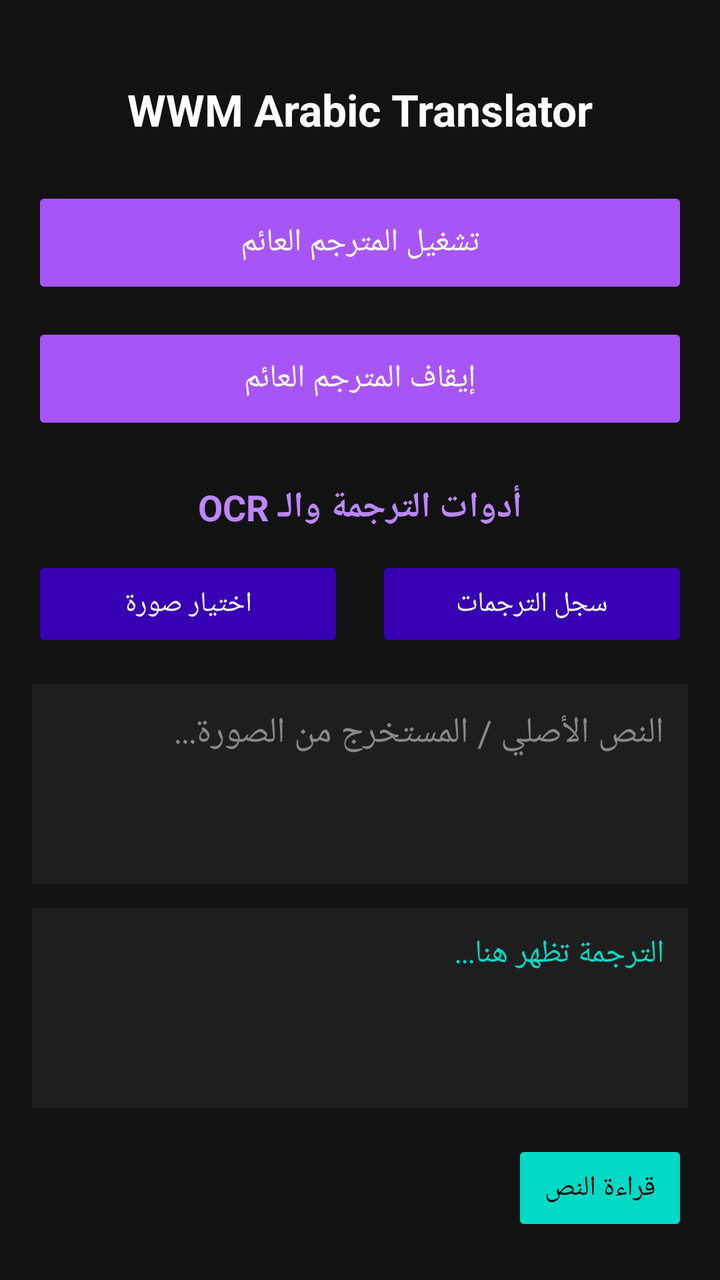
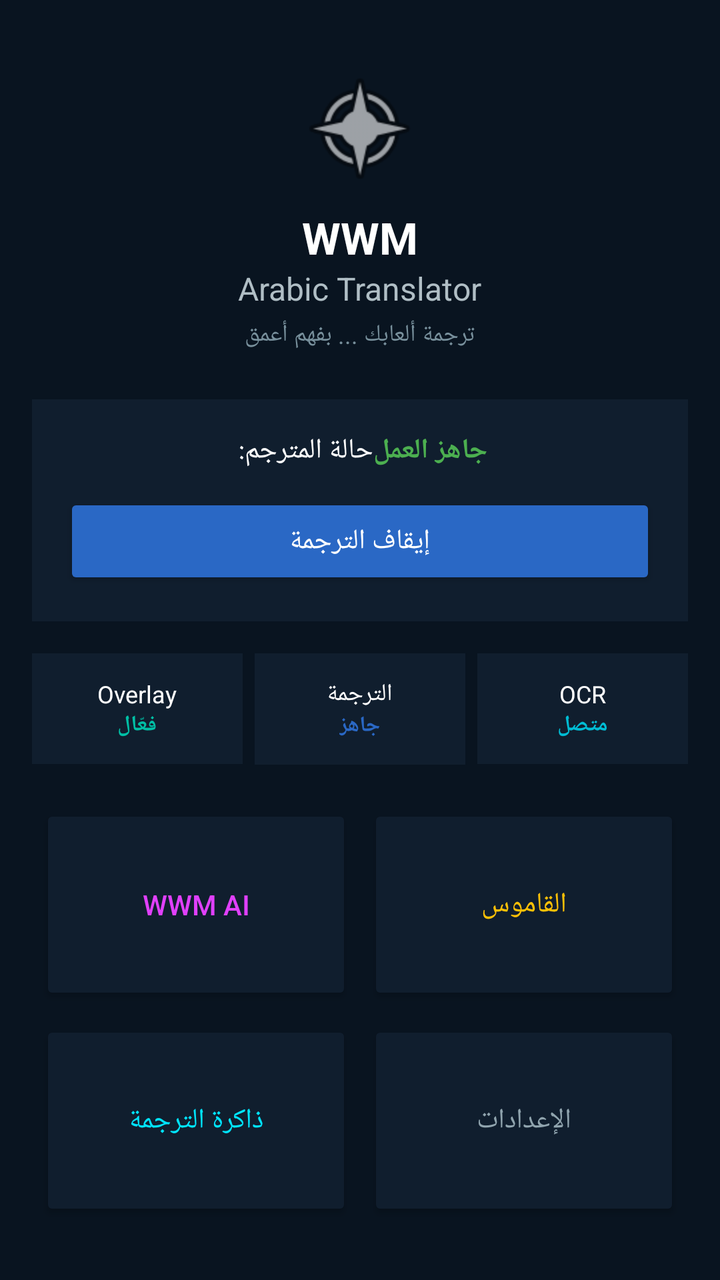

An Android layout rendered at two revisions. The XML below is the earlier revision; the diff shows what the commit changed to produce the second picture.
<!-- AndroidManifest.xml: application theme Theme.MaterialComponents.DayNight.NoActionBar -->
<!-- res/layout/activity_main.xml -->
<?xml version="1.0" encoding="utf-8"?>
<ScrollView xmlns:android="http://schemas.android.com/apk/res/android"
    xmlns:app="http://schemas.android.com/apk/res-auto"
    android:layout_width="match_parent"
    android:layout_height="match_parent"
    android:background="#121212"
    android:padding="16dp">

    <LinearLayout
        android:layout_width="match_parent"
        android:layout_height="wrap_content"
        android:orientation="vertical"
        android:gravity="center_horizontal">

        <TextView
            android:id="@+id/tvTitle"
            android:layout_width="wrap_content"
            android:layout_height="wrap_content"
            android:layout_marginTop="24dp"
            android:layout_marginBottom="24dp"
            android:text="WWM Arabic Translator"
            android:textColor="#FFFFFF"
            android:textSize="22sp"
            android:textStyle="bold" />

        
        <Button
            android:id="@+id/btnStartService"
            android:layout_width="match_parent"
            android:layout_height="56dp"
            android:layout_marginBottom="12dp"
            android:backgroundTint="#A855F7"
            android:text="تشغيل المترجم العائم"
            android:textColor="#FFFFFF"
            android:textSize="16sp" />

        <Button
            android:id="@+id/btnStopService"
            android:layout_width="match_parent"
            android:layout_height="56dp"
            android:layout_marginBottom="24dp"
            android:backgroundTint="#A855F7"
            android:text="إيقاف المترجم العائم"
            android:textColor="#FFFFFF"
            android:textSize="16sp" />

        
        <TextView
            android:layout_width="wrap_content"
            android:layout_height="wrap_content"
            android:layout_marginBottom="12dp"
            android:text="أدوات الترجمة والـ OCR"
            android:textColor="#BB86FC"
            android:textSize="18sp"
            android:textStyle="bold" />

        <LinearLayout
            android:layout_width="match_parent"
            android:layout_height="wrap_content"
            android:orientation="horizontal"
            android:layout_marginBottom="16dp">

            <Button
                android:id="@+id/btnPickImage"
                android:layout_width="0dp"
                android:layout_height="wrap_content"
                android:layout_weight="1"
                android:layout_marginEnd="8dp"
                android:backgroundTint="#3700B3"
                android:text="اختيار صورة"
                android:textColor="#FFFFFF" />

            <Button
                android:id="@+id/btnHistory"
                android:layout_width="0dp"
                android:layout_height="wrap_content"
                android:layout_weight="1"
                android:layout_marginStart="8dp"
                android:backgroundTint="#3700B3"
                android:text="سجل الترجمات"
                android:textColor="#FFFFFF" />
        </LinearLayout>

        
        <EditText
            android:id="@+id/etSourceText"
            android:layout_width="match_parent"
            android:layout_height="100dp"
            android:layout_marginBottom="12dp"
            android:background="#1E1E1E"
            android:gravity="top|start"
            android:hint="النص الأصلي / المستخرج من الصورة..."
            android:padding="12dp"
            android:textColor="#FFFFFF"
            android:textColorHint="#888888" />

        
        <TextView
            android:id="@+id/tvTranslatedText"
            android:layout_width="match_parent"
            android:layout_height="100dp"
            android:layout_marginBottom="16dp"
            android:background="#1E1E1E"
            android:gravity="top|start"
            android:padding="12dp"
            android:text="الترجمة تظهر هنا..."
            android:textColor="#03DAC6"
            android:textSize="16sp" />

        
        <LinearLayout
            android:layout_width="match_parent"
            android:layout_height="wrap_content"
            android:orientation="horizontal"
            android:gravity="end">

            <Button
                android:id="@+id/btnSpeak"
                android:layout_width="wrap_content"
                android:layout_height="wrap_content"
                android:backgroundTint="#03DAC6"
                android:text="قراءة النص"
                android:textColor="#000000" />
        </LinearLayout>

    </LinearLayout>
</ScrollView>
<!-- resources referenced by this layout -->
<resources>
  <style name="Theme.MaterialComponents.DayNight.NoActionBar" parent="Theme.AppCompat.Light.NoActionBar">
          <item name="colorPrimary">#6200EE</item>
      </style>
</resources>

<!-- the commit's change to res/layout/activity_main.xml (unified diff, before → after) -->
@@ -3,125 +3,225 @@
     xmlns:app="http://schemas.android.com/apk/res-auto"
     android:layout_width="match_parent"
     android:layout_height="match_parent"
-    android:background="#121212"
-    android:padding="16dp">
+    android:background="#091420"
+    android:fillViewport="true">
 
     <LinearLayout
         android:layout_width="match_parent"
         android:layout_height="wrap_content"
         android:orientation="vertical"
+        android:padding="16dp"
         android:gravity="center_horizontal">
 
+        
+        <ImageView
+            android:layout_width="64dp"
+            android:layout_height="64dp"
+            android:layout_marginTop="16dp"
+            android:src="@android:drawable/ic_menu_compass"
+            app:tint="#4A90E2" />
+
         <TextView
-            android:id="@+id/tvTitle"
             android:layout_width="wrap_content"
             android:layout_height="wrap_content"
-            android:layout_marginTop="24dp"
-            android:layout_marginBottom="24dp"
-            android:text="WWM Arabic Translator"
+            android:layout_marginTop="8dp"
+            android:text="WWM"
             android:textColor="#FFFFFF"
             android:textSize="22sp"
             android:textStyle="bold" />
 
-        
-        <Button
-            android:id="@+id/btnStartService"
-            android:layout_width="match_parent"
-            android:layout_height="56dp"
-            android:layout_marginBottom="12dp"
-            android:backgroundTint="#A855F7"
-            android:text="تشغيل المترجم العائم"
-            android:textColor="#FFFFFF"
-            android:textSize="16sp" />
-
-        <Button
-            android:id="@+id/btnStopService"
-            android:layout_width="match_parent"
-            android:layout_height="56dp"
-            android:layout_marginBottom="24dp"
-            android:backgroundTint="#A855F7"
-            android:text="إيقاف المترجم العائم"
-            android:textColor="#FFFFFF"
-            android:textSize="16sp" />
-
-        
         <TextView
             android:layout_width="wrap_content"
             android:layout_height="wrap_content"
-            android:layout_marginBottom="12dp"
-            android:text="أدوات الترجمة والـ OCR"
-            android:textColor="#BB86FC"
-            android:textSize="18sp"
-            android:textStyle="bold" />
-
+            android:text="Arabic Translator"
+            android:textColor="#B0BEC5"
+            android:textSize="16sp" />
+
+        <TextView
+            android:layout_width="wrap_content"
+            android:layout_height="wrap_content"
+            android:layout_marginTop="4dp"
+            android:text="ترجمة ألعابك ... بفهم أعمق"
+            android:textColor="#78909C"
+            android:textSize="12sp" />
+
+        
         <LinearLayout
             android:layout_width="match_parent"
             android:layout_height="wrap_content"
-            android:orientation="horizontal"
-            android:layout_marginBottom="16dp">
-
-            <Button
-                android:id="@+id/btnPickImage"
-                android:layout_width="0dp"
-                android:layout_height="wrap_content"
-                android:layout_weight="1"
-                android:layout_marginEnd="8dp"
-                android:backgroundTint="#3700B3"
-                android:text="اختيار صورة"
-                android:textColor="#FFFFFF" />
-
-            <Button
-                android:id="@+id/btnHistory"
-                android:layout_width="0dp"
-                android:layout_height="wrap_content"
-                android:layout_weight="1"
-                android:layout_marginStart="8dp"
-                android:backgroundTint="#3700B3"
-                android:text="سجل الترجمات"
+            android:layout_marginTop="24dp"
+            android:background="#101E2E"
+            android:orientation="vertical"
+            android:padding="16dp">
+
+            <LinearLayout
+                android:layout_width="wrap_content"
+                android:layout_height="wrap_content"
+                android:layout_gravity="center"
+                android:orientation="horizontal">
+
+                <TextView
+                    android:layout_width="wrap_content"
+                    android:layout_height="wrap_content"
+                    android:text="حالة المترجم: "
+                    android:textColor="#FFFFFF"
+                    android:textSize="14sp" />
+
+                <TextView
+                    android:id="@+id/tvServiceStatus"
+                    android:layout_width="wrap_content"
+                    android:layout_height="wrap_content"
+                    android:text="جاهز العمل"
+                    android:textColor="#4CAF50"
+                    android:textSize="14sp"
+                    android:textStyle="bold" />
+            </LinearLayout>
+
+            <Button
+                android:id="@+id/btnToggleService"
+                android:layout_width="match_parent"
+                android:layout_height="wrap_content"
+                android:layout_marginTop="12dp"
+                android:backgroundTint="#2A68C5"
+                android:text="إيقاف الترجمة"
                 android:textColor="#FFFFFF" />
         </LinearLayout>
 
         
-        <EditText
-            android:id="@+id/etSourceText"
-            android:layout_width="match_parent"
-            android:layout_height="100dp"
-            android:layout_marginBottom="12dp"
-            android:background="#1E1E1E"
-            android:gravity="top|start"
-            android:hint="النص الأصلي / المستخرج من الصورة..."
-            android:padding="12dp"
-            android:textColor="#FFFFFF"
-            android:textColorHint="#888888" />
-
-        
-        <TextView
-            android:id="@+id/tvTranslatedText"
-            android:layout_width="match_parent"
-            android:layout_height="100dp"
-            android:layout_marginBottom="16dp"
-            android:background="#1E1E1E"
-            android:gravity="top|start"
-            android:padding="12dp"
-            android:text="الترجمة تظهر هنا..."
-            android:textColor="#03DAC6"
-            android:textSize="16sp" />
-
-        
         <LinearLayout
             android:layout_width="match_parent"
             android:layout_height="wrap_content"
+            android:layout_marginTop="16dp"
             android:orientation="horizontal"
-            android:gravity="end">
-
-            <Button
-                android:id="@+id/btnSpeak"
-                android:layout_width="wrap_content"
-                android:layout_height="wrap_content"
-                android:backgroundTint="#03DAC6"
-                android:text="قراءة النص"
-                android:textColor="#000000" />
+            android:weightSum="3">
+
+            
+            <LinearLayout
+                android:layout_width="0dp"
+                android:layout_height="wrap_content"
+                android:layout_marginEnd="4dp"
+                android:layout_weight="1"
+                android:background="#101E2E"
+                android:gravity="center"
+                android:orientation="vertical"
+                android:padding="12dp">
+
+                <TextView
+                    android:layout_width="wrap_content"
+                    android:layout_height="wrap_content"
+                    android:text="Overlay"
+                    android:textColor="#FFFFFF"
+                    android:textSize="12sp" />
+
+                <TextView
+                    android:layout_width="wrap_content"
+                    android:layout_height="wrap_content"
+                    android:text="فعّال"
+                    android:textColor="#00BFA5"
+                    android:textSize="11sp"
+                    android:textStyle="bold" />
+            </LinearLayout>
+
+            
+            <LinearLayout
+                android:layout_width="0dp"
+                android:layout_height="wrap_content"
+                android:layout_marginStart="2dp"
+                android:layout_marginEnd="2dp"
+                android:layout_weight="1"
+                android:background="#101E2E"
+                android:gravity="center"
+                android:orientation="vertical"
+                android:padding="12dp">
+
+                <TextView
+                    android:layout_width="wrap_content"
+                    android:layout_height="wrap_content"
+                    android:text="الترجمة"
+                    android:textColor="#FFFFFF"
+                    android:textSize="12sp" />
+
+                <TextView
+                    android:layout_width="wrap_content"
+                    android:layout_height="wrap_content"
+                    android:text="جاهز"
+                    android:textColor="#2A68C5"
+                    android:textSize="11sp"
+                    android:textStyle="bold" />
+            </LinearLayout>
+
+            
+            <LinearLayout
+                android:layout_width="0dp"
+                android:layout_height="wrap_content"
+                android:layout_marginStart="4dp"
+                android:layout_weight="1"
+                android:background="#101E2E"
+                android:gravity="center"
+                android:orientation="vertical"
+                android:padding="12dp">
+
+                <TextView
+                    android:layout_width="wrap_content"
+                    android:layout_height="wrap_content"
+                    android:text="OCR"
+                    android:textColor="#FFFFFF"
+                    android:textSize="12sp" />
+
+                <TextView
+                    android:layout_width="wrap_content"
+                    android:layout_height="wrap_content"
+                    android:text="متصل"
+                    android:textColor="#00BCD4"
+                    android:textSize="11sp"
+                    android:textStyle="bold" />
+            </LinearLayout>
         </LinearLayout>
+
+        
+        <GridLayout
+            android:layout_width="match_parent"
+            android:layout_height="wrap_content"
+            android:layout_marginTop="16dp"
+            android:columnCount="2"
+            android:rowCount="2">
+
+            <Button
+                android:layout_width="0dp"
+                android:layout_height="100dp"
+                android:layout_columnWeight="1"
+                android:layout_margin="4dp"
+                android:backgroundTint="#101E2E"
+                android:text="WWM AI"
+                android:textColor="#E040FB" />
+
+            <Button
+                android:layout_width="0dp"
+                android:layout_height="100dp"
+                android:layout_columnWeight="1"
+                android:layout_margin="4dp"
+                android:backgroundTint="#101E2E"
+                android:text="القاموس"
+                android:textColor="#FFC107" />
+
+            <Button
+                android:layout_width="0dp"
+                android:layout_height="100dp"
+                android:layout_columnWeight="1"
+                android:layout_margin="4dp"
+                android:backgroundTint="#101E2E"
+                android:text="ذاكرة الترجمة"
+                android:textColor="#00E5FF" />
+
+            <Button
+                android:layout_width="0dp"
+                android:layout_height="100dp"
+                android:layout_columnWeight="1"
+                android:layout_margin="4dp"
+                android:backgroundTint="#101E2E"
+                android:text="الإعدادات"
+                android:textColor="#90A4AE" />
+        </GridLayout>
 
     </LinearLayout>
 </ScrollView>
